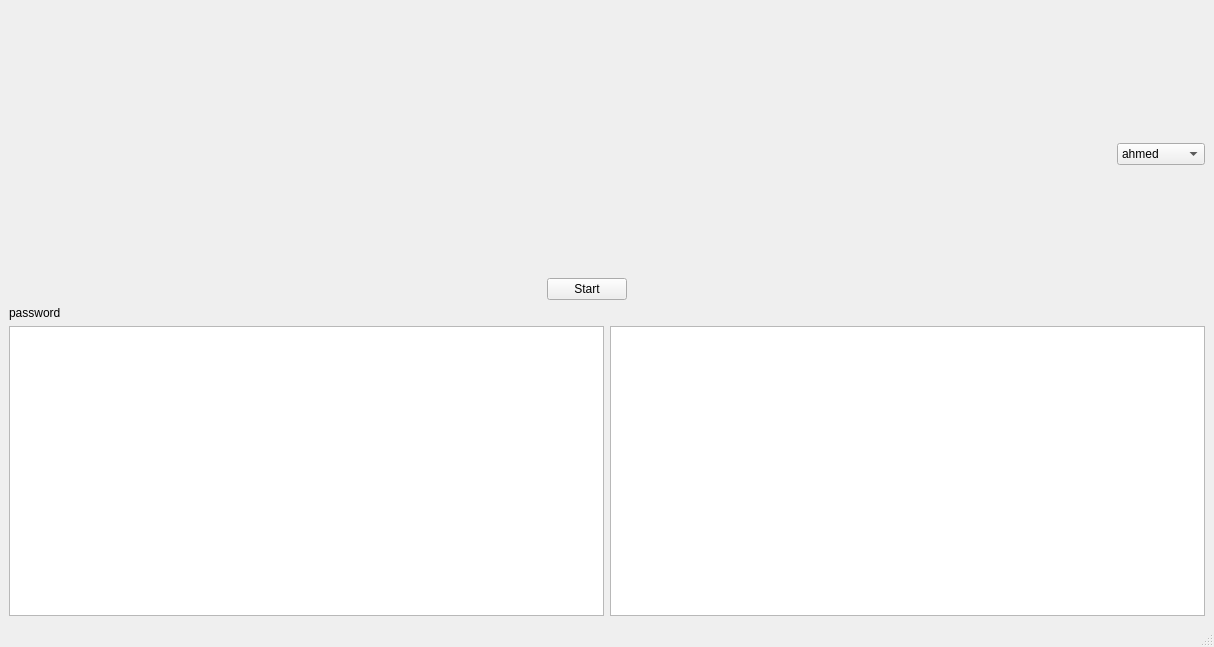
Before: the Qt Designer form main.ui in AliBadran716/Security_Voice_Code, drawn with Qt 5.
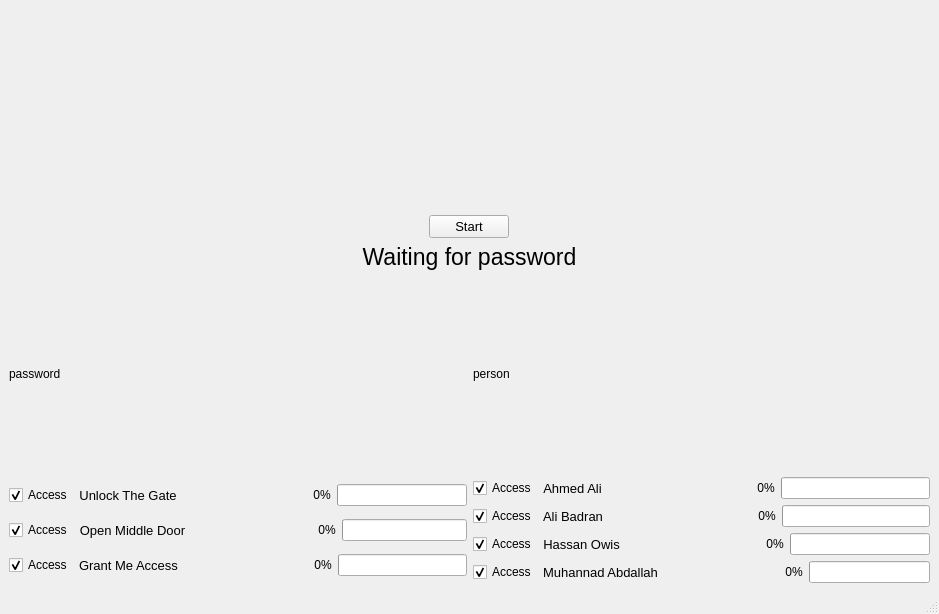
After: the same form once the commit is applied.

Patch:
```diff
--- a/main.ui
+++ b/main.ui
@@ -6,116 +6,569 @@
    <rect>
     <x>0</x>
     <y>0</y>
-    <width>1214</width>
-    <height>647</height>
+    <width>939</width>
+    <height>614</height>
    </rect>
   </property>
   <property name="windowTitle">
    <string>MainWindow</string>
   </property>
   <widget class="QWidget" name="centralwidget">
-   <layout class="QGridLayout" name="gridLayout_2">
-    <item row="0" column="1">
-     <widget class="QComboBox" name="comboBox">
-      <item>
-       <property name="text">
-        <string>ahmed</string>
-       </property>
-      </item>
-      <item>
-       <property name="text">
-        <string>bedro</string>
-       </property>
-      </item>
-      <item>
-       <property name="text">
-        <string>muhannad</string>
-       </property>
-      </item>
-      <item>
-       <property name="text">
-        <string>ewees</string>
-       </property>
-      </item>
-     </widget>
-    </item>
+   <layout class="QGridLayout" name="gridLayout">
     <item row="0" column="0">
-     <layout class="QVBoxLayout" name="verticalLayout">
+     <layout class="QVBoxLayout" name="verticalLayout_5">
       <item>
-       <spacer name="verticalSpacer">
-        <property name="orientation">
-         <enum>Qt::Vertical</enum>
-        </property>
-        <property name="sizeHint" stdset="0">
-         <size>
-          <width>20</width>
-          <height>40</height>
-         </size>
-        </property>
-       </spacer>
-      </item>
-      <item>
-       <widget class="QWidget" name="widget" native="true"/>
-      </item>
-      <item>
-       <layout class="QHBoxLayout" name="horizontalLayout">
+       <layout class="QVBoxLayout" name="verticalLayout_2">
         <item>
-         <spacer name="horizontalSpacer">
-          <property name="orientation">
-           <enum>Qt::Horizontal</enum>
-          </property>
-          <property name="sizeType">
-           <enum>QSizePolicy::Fixed</enum>
-          </property>
-          <property name="sizeHint" stdset="0">
+         <widget class="QWidget" name="widget" native="true">
+          <property name="minimumSize">
            <size>
-            <width>538</width>
-            <height>20</height>
+            <width>200</width>
+            <height>200</height>
            </size>
           </property>
-         </spacer>
+         </widget>
         </item>
         <item>
-         <widget class="QPushButton" name="pushButton">
+         <layout class="QVBoxLayout" name="verticalLayout">
+          <item alignment="Qt::AlignHCenter">
+           <widget class="QPushButton" name="record_btn">
+            <property name="sizePolicy">
+             <sizepolicy hsizetype="Fixed" vsizetype="Fixed">
+              <horstretch>0</horstretch>
+              <verstretch>0</verstretch>
+             </sizepolicy>
+            </property>
+            <property name="font">
+             <font>
+              <pointsize>10</pointsize>
+             </font>
+            </property>
+            <property name="text">
+             <string>Start</string>
+            </property>
+           </widget>
+          </item>
+          <item>
+           <widget class="QLabel" name="access_label">
+            <property name="font">
+             <font>
+              <pointsize>17</pointsize>
+             </font>
+            </property>
+            <property name="text">
+             <string>Waiting for password</string>
+            </property>
+            <property name="alignment">
+             <set>Qt::AlignCenter</set>
+            </property>
+           </widget>
+          </item>
+         </layout>
+        </item>
+       </layout>
+      </item>
+      <item>
+       <layout class="QHBoxLayout" name="horizontalLayout_10">
+        <item>
+         <widget class="QLabel" name="label">
           <property name="text">
-           <string>Start</string>
+           <string>password</string>
           </property>
          </widget>
         </item>
         <item>
-         <spacer name="horizontalSpacer_2">
-          <property name="orientation">
-           <enum>Qt::Horizontal</enum>
+         <widget class="QLabel" name="label_2">
+          <property name="text">
+           <string>person</string>
           </property>
-          <property name="sizeHint" stdset="0">
-           <size>
-            <width>40</width>
-            <height>20</height>
-           </size>
-          </property>
-         </spacer>
+         </widget>
         </item>
        </layout>
       </item>
-     </layout>
-    </item>
-    <item row="2" column="0" colspan="2">
-     <layout class="QGridLayout" name="gridLayout">
-      <item row="0" column="0">
-       <widget class="QTableWidget" name="tableWidget"/>
+      <item>
+       <layout class="QHBoxLayout" name="horizontalLayout_9">
+        <item>
+         <layout class="QVBoxLayout" name="verticalLayout_3">
+          <item>
+           <layout class="QHBoxLayout" name="horizontalLayout">
+            <item>
+             <widget class="QCheckBox" name="word_access_1">
+              <property name="text">
+               <string>Access</string>
+              </property>
+              <property name="checked">
+               <bool>true</bool>
+              </property>
+             </widget>
+            </item>
+            <item>
+             <widget class="QLabel" name="word_1">
+              <property name="font">
+               <font>
+                <pointsize>10</pointsize>
+               </font>
+              </property>
+              <property name="text">
+               <string>Unlock The Gate</string>
+              </property>
+              <property name="alignment">
+               <set>Qt::AlignCenter</set>
+              </property>
+             </widget>
+            </item>
+            <item>
+             <spacer name="horizontalSpacer">
+              <property name="orientation">
+               <enum>Qt::Horizontal</enum>
+              </property>
+              <property name="sizeHint" stdset="0">
+               <size>
+                <width>40</width>
+                <height>20</height>
+               </size>
+              </property>
+             </spacer>
+            </item>
+            <item>
+             <widget class="QLabel" name="word_perc_1">
+              <property name="font">
+               <font>
+                <pointsize>9</pointsize>
+               </font>
+              </property>
+              <property name="text">
+               <string>0%</string>
+              </property>
+              <property name="alignment">
+               <set>Qt::AlignCenter</set>
+              </property>
+             </widget>
+            </item>
+            <item>
+             <widget class="QProgressBar" name="word_bar_1">
+              <property name="value">
+               <number>0</number>
+              </property>
+              <property name="textVisible">
+               <bool>false</bool>
+              </property>
+             </widget>
+            </item>
+           </layout>
+          </item>
+          <item>
+           <layout class="QHBoxLayout" name="horizontalLayout_2">
+            <item>
+             <widget class="QCheckBox" name="word_access_2">
+              <property name="text">
+               <string>Access</string>
+              </property>
+              <property name="checked">
+               <bool>true</bool>
+              </property>
+             </widget>
+            </item>
+            <item>
+             <widget class="QLabel" name="word_2">
+              <property name="font">
+               <font>
+                <pointsize>10</pointsize>
+               </font>
+              </property>
+              <property name="text">
+               <string>Open Middle Door</string>
+              </property>
+              <property name="alignment">
+               <set>Qt::AlignCenter</set>
+              </property>
+             </widget>
+            </item>
+            <item>
+             <spacer name="horizontalSpacer_2">
+              <property name="orientation">
+               <enum>Qt::Horizontal</enum>
+              </property>
+              <property name="sizeHint" stdset="0">
+               <size>
+                <width>40</width>
+                <height>20</height>
+               </size>
+              </property>
+             </spacer>
+            </item>
+            <item>
+             <widget class="QLabel" name="word_perc_2">
+              <property name="font">
+               <font>
+                <pointsize>9</pointsize>
+               </font>
+              </property>
+              <property name="text">
+               <string>0%</string>
+              </property>
+              <property name="alignment">
+               <set>Qt::AlignCenter</set>
+              </property>
+             </widget>
+            </item>
+            <item>
+             <widget class="QProgressBar" name="word_bar_2">
+              <property name="value">
+               <number>0</number>
+              </property>
+              <property name="textVisible">
+               <bool>false</bool>
+              </property>
+             </widget>
+            </item>
+           </layout>
+          </item>
+          <item>
+           <layout class="QHBoxLayout" name="horizontalLayout_3">
+            <item>
+             <widget class="QCheckBox" name="word_access_3">
+              <property name="text">
+               <string>Access</string>
+              </property>
+              <property name="checked">
+               <bool>true</bool>
+              </property>
+             </widget>
+            </item>
+            <item>
+             <widget class="QLabel" name="word_3">
+              <property name="font">
+               <font>
+                <pointsize>10</pointsize>
+               </font>
+              </property>
+              <property name="text">
+               <string>Grant Me Access</string>
+              </property>
+              <property name="alignment">
+               <set>Qt::AlignCenter</set>
+              </property>
+             </widget>
+            </item>
+            <item>
+             <spacer name="horizontalSpacer_3">
+              <property name="orientation">
+               <enum>Qt::Horizontal</enum>
+              </property>
+              <property name="sizeHint" stdset="0">
+               <size>
+                <width>40</width>
+                <height>20</height>
+               </size>
+              </property>
+             </spacer>
+            </item>
+            <item>
+             <widget class="QLabel" name="word_perc_3">
+              <property name="font">
+               <font>
+                <pointsize>9</pointsize>
+               </font>
+              </property>
+              <property name="text">
+               <string>0%</string>
+              </property>
+              <property name="alignment">
+               <set>Qt::AlignCenter</set>
+              </property>
+             </widget>
+            </item>
+            <item>
+             <widget class="QProgressBar" name="word_bar_3">
+              <property name="value">
+               <number>0</number>
+              </property>
+              <property name="textVisible">
+               <bool>false</bool>
+              </property>
+             </widget>
+            </item>
+           </layout>
+          </item>
+         </layout>
+        </item>
+        <item>
+         <layout class="QVBoxLayout" name="verticalLayout_4">
+          <item>
+           <layout class="QHBoxLayout" name="horizontalLayout_4">
+            <item>
+             <widget class="QCheckBox" name="person_access_1">
+              <property name="text">
+               <string>Access</string>
+              </property>
+              <property name="checked">
+               <bool>true</bool>
+              </property>
+             </widget>
+            </item>
+            <item>
+             <widget class="QLabel" name="person_1">
+              <property name="font">
+               <font>
+                <pointsize>10</pointsize>
+               </font>
+              </property>
+              <property name="text">
+               <string>Ahmed Ali</string>
+              </property>
+              <property name="alignment">
+               <set>Qt::AlignCenter</set>
+              </property>
+             </widget>
+            </item>
+            <item>
+             <spacer name="horizontalSpacer_4">
+              <property name="orientation">
+               <enum>Qt::Horizontal</enum>
+              </property>
+              <property name="sizeHint" stdset="0">
+               <size>
+                <width>40</width>
+                <height>20</height>
+               </size>
+              </property>
+             </spacer>
+            </item>
+            <item>
+             <widget class="QLabel" name="person_perc_1">
+              <property name="font">
+               <font>
+                <pointsize>9</pointsize>
+               </font>
+              </property>
+              <property name="text">
+               <string>0%</string>
+              </property>
+              <property name="alignment">
+               <set>Qt::AlignCenter</set>
+              </property>
+             </widget>
+            </item>
+            <item>
+             <widget class="QProgressBar" name="person_bar_1">
+              <property name="value">
+               <number>0</number>
+              </property>
+              <property name="textVisible">
+               <bool>false</bool>
+              </property>
+             </widget>
+            </item>
+           </layout>
+          </item>
+          <item>
+           <layout class="QHBoxLayout" name="horizontalLayout_6">
+            <item>
+             <widget class="QCheckBox" name="person_access_2">
+              <property name="text">
+               <string>Access</string>
+              </property>
+              <property name="checked">
+               <bool>true</bool>
+              </property>
+             </widget>
+            </item>
+            <item>
+             <widget class="QLabel" name="person_2">
+              <property name="font">
+               <font>
+                <pointsize>10</pointsize>
+               </font>
+              </property>
+              <property name="text">
+               <string>Ali Badran</string>
+              </property>
+              <property name="alignment">
+               <set>Qt::AlignCenter</set>
+              </property>
+             </widget>
+            </item>
+            <item>
+             <spacer name="horizontalSpacer_6">
+              <property name="orientation">
+               <enum>Qt::Horizontal</enum>
+              </property>
+              <property name="sizeHint" stdset="0">
+               <size>
+                <width>40</width>
+                <height>20</height>
+               </size>
+              </property>
+             </spacer>
+            </item>
+            <item>
+             <widget class="QLabel" name="person_perc_2">
+              <property name="font">
+               <font>
+                <pointsize>9</pointsize>
+               </font>
+              </property>
+              <property name="text">
+               <string>0%</string>
+              </property>
+              <property name="alignment">
+               <set>Qt::AlignCenter</set>
+              </property>
+             </widget>
+            </item>
+            <item>
+             <widget class="QProgressBar" name="person_bar_2">
+              <property name="value">
+               <number>0</number>
+              </property>
+              <property name="textVisible">
+               <bool>false</bool>
+              </property>
+             </widget>
+            </item>
+           </layout>
+          </item>
+          <item>
+           <layout class="QHBoxLayout" name="horizontalLayout_7">
+            <item>
+             <widget class="QCheckBox" name="person_access_3">
+              <property name="text">
+               <string>Access</string>
+              </property>
+              <property name="checked">
+               <bool>true</bool>
+              </property>
+             </widget>
+            </item>
+            <item>
+             <widget class="QLabel" name="person_3">
+              <property name="font">
+               <font>
+                <pointsize>10</pointsize>
+               </font>
+              </property>
+              <property name="text">
+               <string>Hassan Owis</string>
+              </property>
+              <property name="alignment">
+               <set>Qt::AlignCenter</set>
+              </property>
+             </widget>
+            </item>
+            <item>
+             <spacer name="horizontalSpacer_7">
+              <property name="orientation">
+               <enum>Qt::Horizontal</enum>
+              </property>
+              <property name="sizeHint" stdset="0">
+               <size>
+                <width>40</width>
+                <height>20</height>
+               </size>
+              </property>
+             </spacer>
+            </item>
+            <item>
+             <widget class="QLabel" name="person_perc_3">
+              <property name="font">
+               <font>
+                <pointsize>9</pointsize>
+               </font>
+              </property>
+              <property name="text">
+               <string>0%</string>
+              </property>
+              <property name="alignment">
+               <set>Qt::AlignCenter</set>
+              </property>
+             </widget>
+            </item>
+            <item>
+             <widget class="QProgressBar" name="person_bar_3">
+              <property name="value">
+               <number>0</number>
+              </property>
+              <property name="textVisible">
+               <bool>false</bool>
+              </property>
+             </widget>
+            </item>
+           </layout>
+          </item>
+          <item>
+           <layout class="QHBoxLayout" name="horizontalLayout_8">
+            <item>
+             <widget class="QCheckBox" name="person_access_4">
+              <property name="text">
+               <string>Access</string>
+              </property>
+              <property name="checked">
+               <bool>true</bool>
+              </property>
+             </widget>
+            </item>
+            <item>
+             <widget class="QLabel" name="person_4">
+              <property name="font">
+               <font>
+                <pointsize>10</pointsize>
+               </font>
+              </property>
+              <property name="text">
+               <string>Muhannad Abdallah</string>
+              </property>
+              <property name="alignment">
+               <set>Qt::AlignCenter</set>
+              </property>
+             </widget>
+            </item>
+            <item>
+             <spacer name="horizontalSpacer_8">
+              <property name="orientation">
+               <enum>Qt::Horizontal</enum>
+              </property>
+              <property name="sizeHint" stdset="0">
+               <size>
+                <width>40</width>
+                <height>20</height>
+               </size>
+              </property>
+             </spacer>
+            </item>
+            <item>
+             <widget class="QLabel" name="person_perc_4">
+              <property name="font">
+               <font>
+                <pointsize>9</pointsize>
+               </font>
+              </property>
+              <property name="text">
+               <string>0%</string>
+              </property>
+              <property name="alignment">
+               <set>Qt::AlignCenter</set>
+              </property>
+             </widget>
+            </item>
+            <item>
+             <widget class="QProgressBar" name="person_bar_4">
+              <property name="value">
+               <number>0</number>
+              </property>
+              <property name="textVisible">
+               <bool>false</bool>
+              </property>
+             </widget>
+            </item>
+           </layout>
+          </item>
+         </layout>
+        </item>
+       </layout>
       </item>
-      <item row="0" column="1">
-       <widget class="QTableWidget" name="tableWidget_2"/>
-      </item>
      </layout>
     </item>
-    <item row="1" column="0">
-     <widget class="QLabel" name="label">
-      <property name="text">
-       <string>password</string>
-      </property>
-     </widget>
-    </item>
    </layout>
   </widget>
   <widget class="QMenuBar" name="menubar">
```
Left out of the diff: 2 changed lines with no effect on the pictures.
